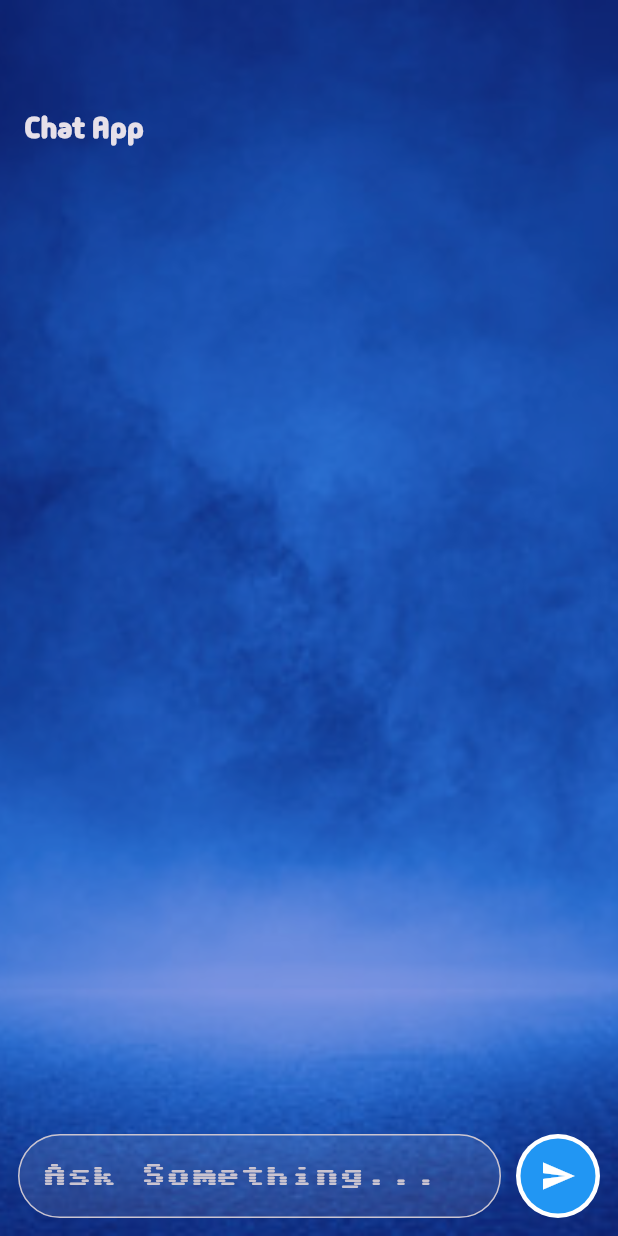
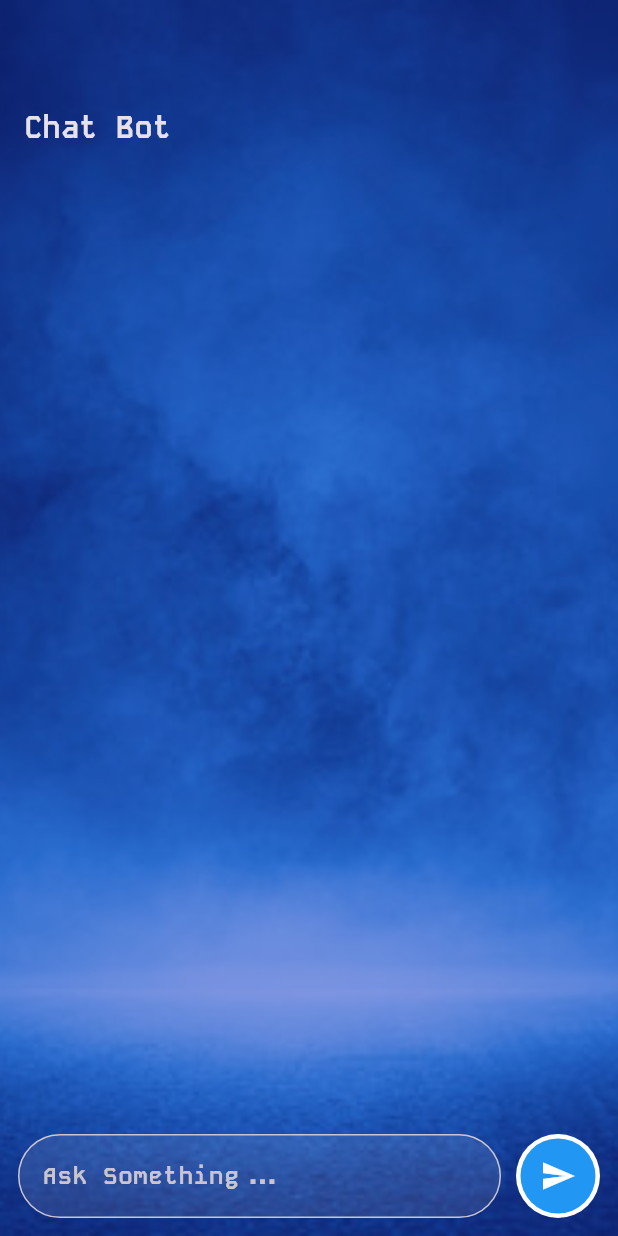
Before and after one commit to KanchanaK98/Flutter-ChatBot, a Flutter app: the screen it shows after launch, on a phone screen of 412 x 824 dp. Run offline on Flutter 3.47's test engine with Material 3 defaults, Android fonts, the phone set to English and light mode, and no system bars; our stand-ins replace bloc, dio, flutter_bloc, lottie.

Commit message:
changed home UI and changed font

```diff
--- a/lib/main.dart
+++ b/lib/main.dart
@@ -12,7 +12,7 @@
       home: HomePage(),
       theme: ThemeData(
           brightness: Brightness.dark,
-          fontFamily: 'SixtyFour',
+          fontFamily: 'KodeMono',
           scaffoldBackgroundColor: Color.fromARGB(255, 20, 49, 196),
           primaryColor: Colors.grey.shade900),
     );
--- a/lib/pages/home.dart
+++ b/lib/pages/home.dart
@@ -1,3 +1,5 @@
+import 'dart:math';
+
 import 'package:chatbot_geminiai/bloc/chat_bloc_bloc.dart';
 import 'package:flutter/material.dart';
 import 'package:flutter_bloc/flutter_bloc.dart';
@@ -48,7 +50,8 @@
                       crossAxisAlignment: CrossAxisAlignment.end,
                       mainAxisAlignment: MainAxisAlignment.spaceBetween,
                       children: [
-                        Text("Chat App",style: TextStyle(fontWeight: FontWeight.bold,fontSize: 20,fontFamily: 'MadimiOne'),)
+                        Text("Chat Bot",style: TextStyle(fontWeight: FontWeight.bold,fontSize: 20,fontFamily: 'KodeMono'),),
+
                       ],
                     ),
                   ),
@@ -65,7 +68,7 @@
                         children: [
                           Text(messages[index].role == 'user'?"User":"Bot",style: TextStyle(fontSize:14,fontFamily: 'MadimiOne',color: messages[index].role == 'user'?Color.fromARGB(255, 18, 71, 125):Colors.purple ),),
                           const SizedBox(height: 12,),
-                          Text(messages[index].parts.first.text,style: messages[index].role == 'user'? const TextStyle(fontFamily: 'MadimiOne',color: Colors.black,fontSize: 18,height: 1.2):const TextStyle(color: Colors.black,fontSize: 12,height: 1.2),),
+                          Text(messages[index].parts.first.text,style: messages[index].role == 'user'? const TextStyle(fontFamily: 'MadimiOne',color: Colors.black,fontSize: 18,height: 1.2):const TextStyle(color: Colors.black,fontSize: 15,height: 1.2),),
                         ],
                       ));
                   })),
@@ -90,7 +93,7 @@
                       controller: textEditingController,
                       // style: TextStyle(color: Colors.black),
                       // cursorColor: Theme.of(context).primaryColor,
-                      decoration: InputDecoration(labelText: 'Ask Something...',border: OutlineInputBorder(borderRadius: BorderRadius.circular(120)),focusedBorder: OutlineInputBorder(borderSide: BorderSide(color: Color.fromARGB(255, 176, 237, 11)),borderRadius: BorderRadius.circular(120)),fillColor: Colors.white10,filled: true),
+                      decoration: InputDecoration(labelText: 'Ask Something...',border: OutlineInputBorder(borderRadius: BorderRadius.circular(120)),focusedBorder: OutlineInputBorder(borderSide: BorderSide(color: Color.fromARGB(255, 7, 154, 177)),borderRadius: BorderRadius.circular(120)),fillColor: Colors.white10,filled: true),
                     )),
                     const SizedBox(width: 10),
                     InkWell(
@@ -109,6 +112,19 @@
               );
               default:
               return SizedBox();
+              // return Container(
+              //         margin: const EdgeInsets.only(bottom: 6,left: 50,right: 5),
+              //         padding: const EdgeInsets.all(16),
+              //         decoration: BoxDecoration(borderRadius: BorderRadius.circular(25),color: Color.fromARGB(255, 46, 189, 221)),
+              //         child:
+              //         Column(
+              //           crossAxisAlignment: CrossAxisAlignment.start,
+              //           children: [
+              //             Text("Bot",style: TextStyle(fontSize:14,fontFamily: 'MadimiOne',color: Colors.purple ),),
+              //             const SizedBox(height: 12,),
+              //             Text("Invalid Response",style: const TextStyle(color: Colors.black,fontSize: 15,height: 1.2),),
+              //           ],
+              //         ));
             }
           },
         )
--- a/pubspec.yaml
+++ b/pubspec.yaml
@@ -85,6 +85,9 @@
     - family: MadimiOne
       fonts:
         - asset: assets/MadimiOne-Regular.ttf
+    - family: KodeMono
+      fonts:
+        - asset: assets/KodeMono-Bold.ttf
   #
   # For details regarding fonts from package dependencies,
   # see https://flutter.dev/custom-fonts/#from-packages
```
Also changed, not shown: assets/KodeMono-Bold.ttf (added), assets/KodeMono-Medium.ttf (added).
